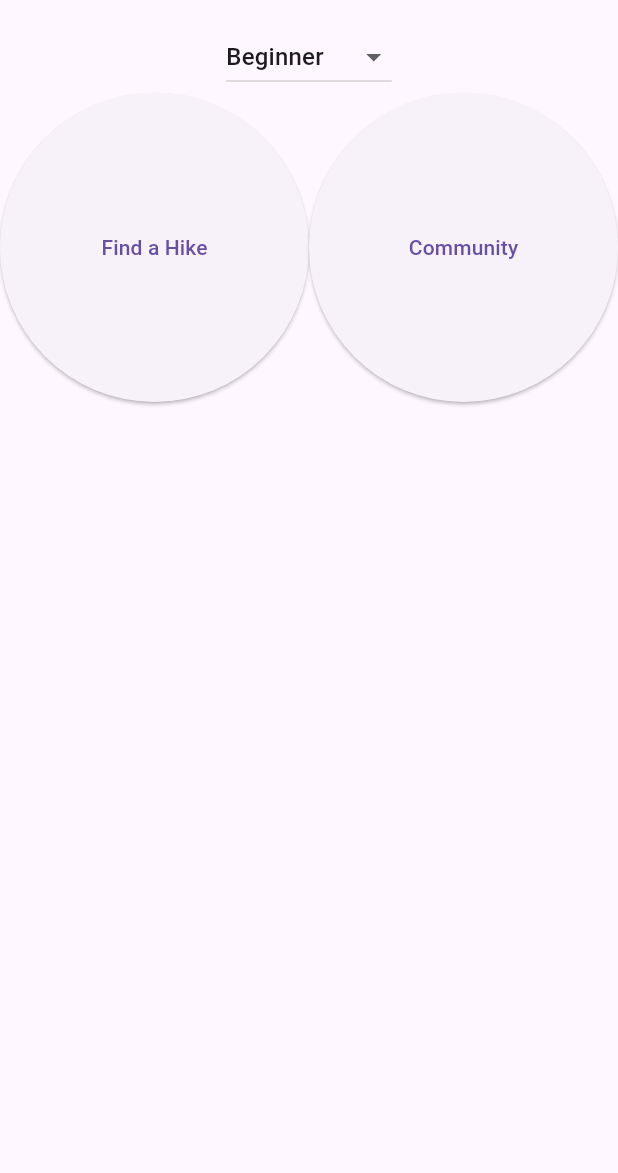
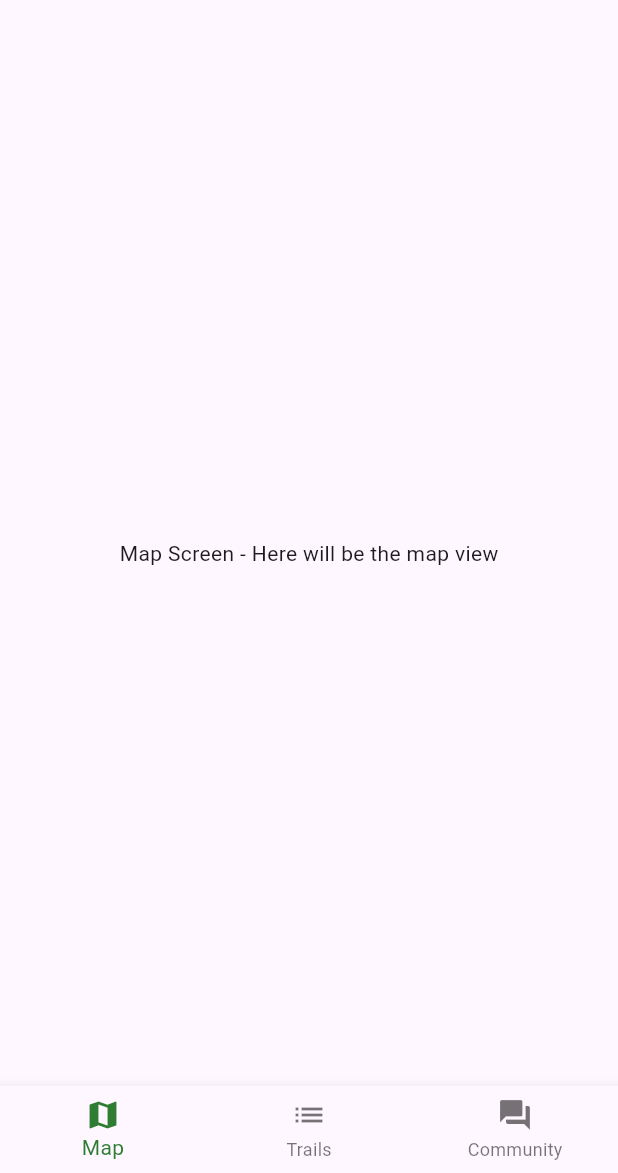
Before and after one commit to ReapredatoR/serendib_trails, a Flutter app: the screen it shows after launch, on a phone screen of 412 x 824 dp, the part 63-1236 px from its top. Run offline on Flutter 3.47's test engine with Material 3 defaults, Android fonts, the light colour scheme and no system bars.

Commit message:
layout update

```diff
--- a/lib/hike_list_page.dart
+++ /dev/null
@@ -1,9 +0,0 @@
-// hike_list_page.dart
-class HikeListPage extends StatelessWidget {
-  @override
-  Widget build(BuildContext context) {
-    return Scaffold(
-        appBar: AppBar(title: Text("Hike List")),
-        body: Center(child: Text("Hike List Content")));
-  }
-}
--- a/lib/main.dart
+++ b/lib/main.dart
@@ -1,17 +1,19 @@
 import 'package:flutter/material.dart';
-import 'main_page.dart'; // Import your main page file
+import 'screens/home_screen.dart';
 
-void main() => runApp(MyApp());
+void main() {
+  runApp(SerendibTrailsApp());
+}
 
-class MyApp extends StatelessWidget {
+class SerendibTrailsApp extends StatelessWidget {
   @override
   Widget build(BuildContext context) {
     return MaterialApp(
-      title: 'Serendib Trails', // Title of your app
+      title: 'Serendib Trails',
       theme: ThemeData(
-        primarySwatch: Colors.green, // Example theme color
+        primarySwatch: Colors.green,
       ),
-      home: MainPage(), // Set the MainPage as the initial screen
+      home: HomeScreen(),
     );
   }
 }
--- a/lib/main_page.dart
+++ /dev/null
@@ -1,86 +0,0 @@
-import 'package:flutter/material.dart';
-
-// Import additional pages as needed
-import 'package:your_project_name/hike_list_page.dart';
-import 'package:your_project_name/community_page.dart';
-
-void main() => runApp(MyApp());
-
-class MyApp extends StatelessWidget {
-  @override
-  Widget build(BuildContext context) {
-    return MaterialApp(
-      home: MainPage(),
-    );
-  }
-}
-
-class MainPage extends StatefulWidget {
-  @override
-  _MainPageState createState() => _MainPageState();
-}
-
-class _MainPageState extends State<MainPage> {
-  int _selectedCategoryIndex = 0; // Assuming initial selection
-
-  @override
-  Widget build(BuildContext context) {
-    return Scaffold(
-      appBar: AppBar(title: Text("Serendib Trails")),
-      body: Column(
-        children: [
-          // Category Selection
-          DropdownButton<String>(
-            value: [
-              'Beginner',
-              'Moderate',
-              'Challenging'
-            ][_selectedCategoryIndex], // Display selected item
-            items: ['Beginner', 'Moderate', 'Challenging']
-                .map<DropdownMenuItem<String>>((String value) {
-              return DropdownMenuItem<String>(
-                value: value,
-                child: Text(value),
-              );
-            }).toList(),
-            onChanged: (newValue) {
-              setState(() {
-                // Update _selectedCategoryIndex on change
-                _selectedCategoryIndex =
-                    ['Beginner', 'Moderate', 'Challenging'].indexOf(newValue!);
-              });
-            },
-          ),
-
-          // Action Buttons
-          Expanded(
-            child: GridView.count(
-              crossAxisCount: 2, // Adjust for desired layout
-              children: [
-                ElevatedButton(
-                  onPressed: () {
-                    Navigator.push(
-                      context,
-                      MaterialPageRoute(builder: (context) => HikeListPage()),
-                    );
-                  },
-                  child: Text("Find a Hike"),
-                ),
-                ElevatedButton(
-                  onPressed: () {
-                    Navigator.push(
-                      context,
-                      MaterialPageRoute(builder: (context) => CommunityPage()),
-                    );
-                  },
-                  child: Text("Community"),
-                ),
-                // Add more buttons as needed...
-              ],
-            ),
-          )
-        ],
-      ),
-    );
-  }
-}
--- /dev/null
+++ b/lib/screens/community_screen.dart
@@ -0,0 +1,10 @@
+import 'package:flutter/material.dart';
+
+class CommunityScreen extends StatelessWidget {
+  @override
+  Widget build(BuildContext context) {
+    return Center(
+      child: Text('Community Screen - Here will be the community features'),
+    );
+  }
+}
--- /dev/null
+++ b/lib/screens/home_screen.dart
@@ -0,0 +1,55 @@
+// lib/screens/home_screen.dart
+import 'package:flutter/material.dart';
+import 'map_screen.dart';
+import 'trail_list_screen.dart';
+import 'community_screen.dart';
+
+class HomeScreen extends StatefulWidget {
+  @override
+  _HomeScreenState createState() => _HomeScreenState();
+}
+
+class _HomeScreenState extends State<HomeScreen> {
+  int _selectedIndex = 0;
+
+  static List<Widget> _widgetOptions = <Widget>[
+    MapScreen(),
+    TrailListScreen(),
+    CommunityScreen(),
+  ];
+
+  void _onItemTapped(int index) {
+    setState(() {
+      _selectedIndex = index;
+    });
+  }
+
+  @override
+  Widget build(BuildContext context) {
+    return Scaffold(
+      appBar: AppBar(
+        title: Text('Serendib Trails'),
+      ),
+      body: _widgetOptions.elementAt(_selectedIndex),
+      bottomNavigationBar: BottomNavigationBar(
+        items: const <BottomNavigationBarItem>[
+          BottomNavigationBarItem(
+            icon: Icon(Icons.map),
+            label: 'Map',
+          ),
+          BottomNavigationBarItem(
+            icon: Icon(Icons.list),
+            label: 'Trails',
+          ),
+          BottomNavigationBarItem(
+            icon: Icon(Icons.forum),
+            label: 'Community',
+          ),
+        ],
+        currentIndex: _selectedIndex,
+        selectedItemColor: Colors.green[800],
+        onTap: _onItemTapped,
+      ),
+    );
+  }
+}
--- /dev/null
+++ b/lib/screens/map_screen.dart
@@ -0,0 +1,10 @@
+import 'package:flutter/material.dart';
+
+class MapScreen extends StatelessWidget {
+  @override
+  Widget build(BuildContext context) {
+    return Center(
+      child: Text('Map Screen - Here will be the map view'),
+    );
+  }
+}
--- a/pubspec.yaml
+++ b/pubspec.yaml
@@ -29,9 +29,9 @@ environment:
 # versions available, run `flutter pub outdated`.
 dependencies:
   flutter:
-    sdk: flutter # Keep this at the top
-
-  flutter_map: ^4.0.0
+    sdk: flutter
+  flutter_map: ^3.0.0
+  latlong2: ^0.8.1
 
   # The following adds the Cupertino Icons font to your application.
   # Use with the CupertinoIcons class for iOS style icons.
```
Also changed, not shown: lib/community_page.dart (deleted, +0 -8 lines), lib/map.dart (deleted, +0 -35 lines), lib/screens/trail_list_screen.dart (added, +28 -0 lines), lib/firebase_options.dart (deleted), pubspec.lock.
